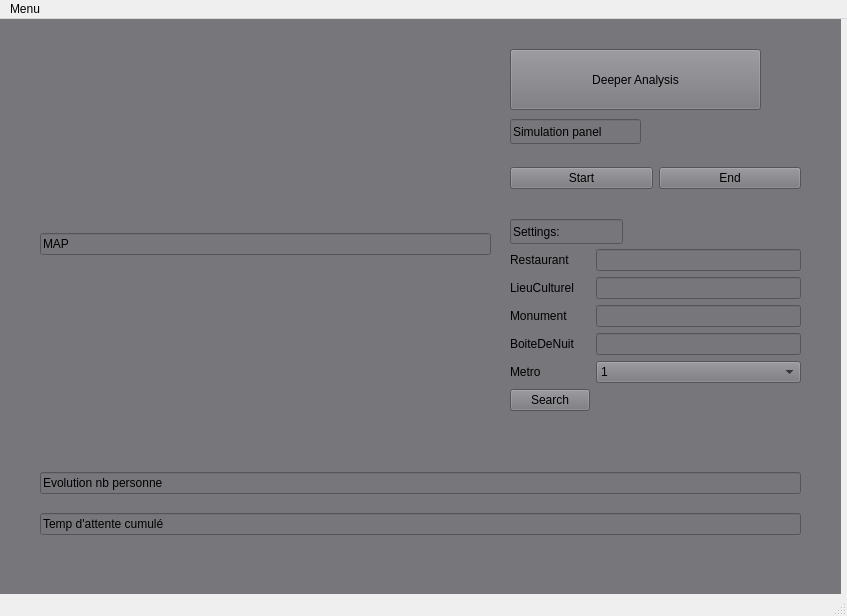
Qt form Olympic_sim/mainwindow.ui (LindaMAIN/CPP-PROJECT) before a commit.
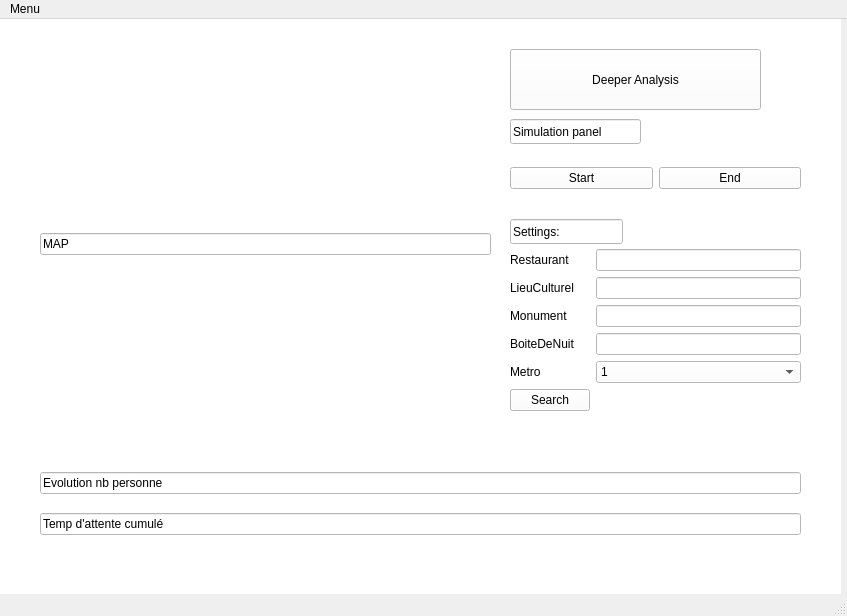
The same form after that commit.

The edit to the form file:
```diff
--- a/Olympic_sim/mainwindow.ui
+++ b/Olympic_sim/mainwindow.ui
@@ -155,7 +155,8 @@
     </widget>
     <widget class="QWidget" name="mainpage">
      <property name="styleSheet">
-      <string notr="true">background-color:rgb(119, 118, 123)</string>
+      <string notr="true">
+background-color: rgb(255, 255, 255);</string>
      </property>
      <widget class="QLineEdit" name="lineEdit_7">
       <property name="geometry">
```
